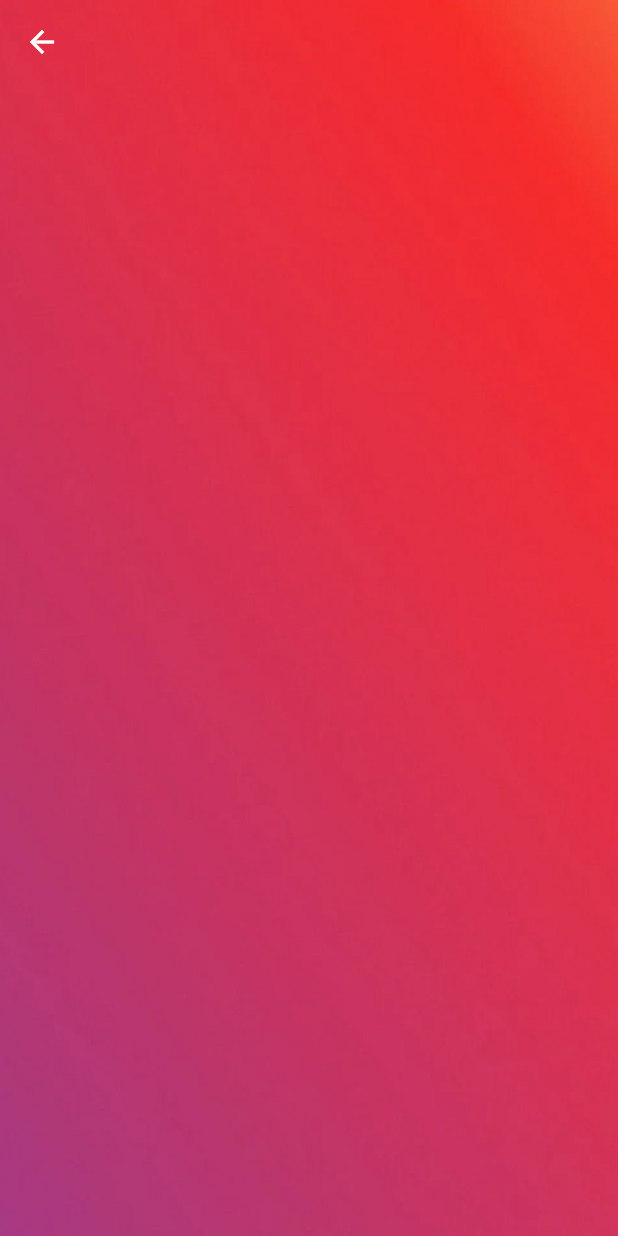
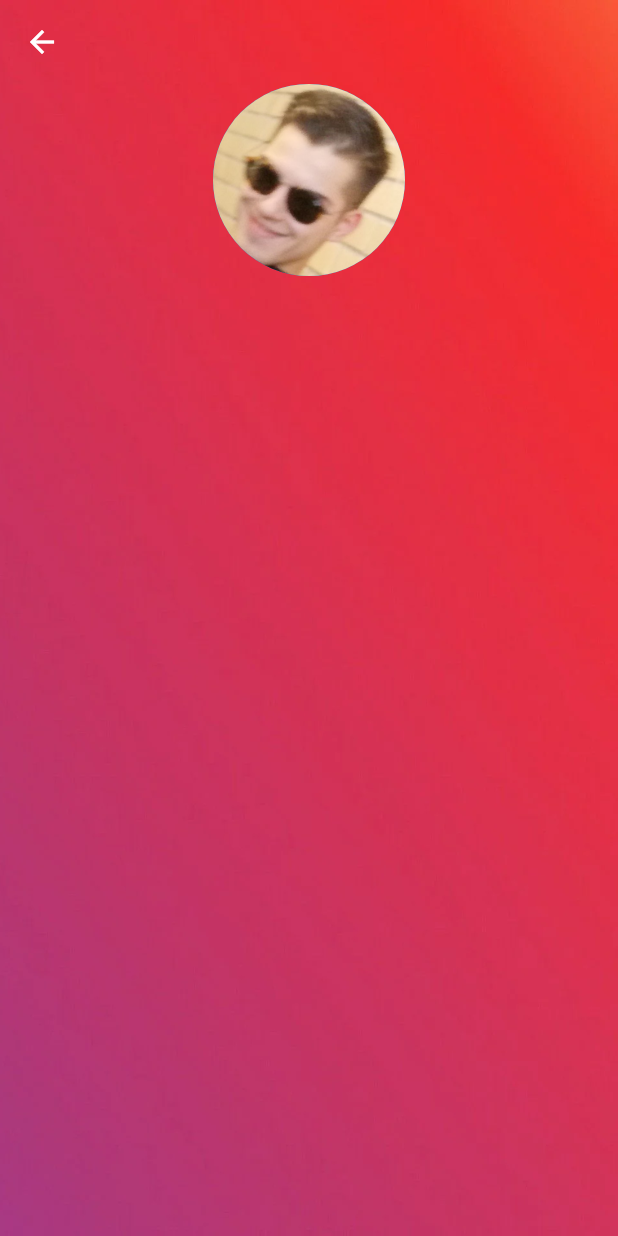
Before and after one commit to projeto-lpi/flutter_app, a Flutter app: the ProfilePage screen opened directly, on a phone screen of 412 x 824 dp. Run offline on Flutter 3.47's test engine with Material 2 defaults, Android fonts, the light colour scheme and no system bars; our stand-ins replace animated_text_kit, flutter_secure_storage, google_fonts, syncfusion_flutter_charts; accounts and stored records are empty.

Commit message:
Update profile_page.dart

```diff
--- a/lib/src/profile_page.dart
+++ b/lib/src/profile_page.dart
@@ -58,6 +58,7 @@ class _ProfilePageState extends State<ProfilePage> {
             child: ListView(
               physics: BouncingScrollPhysics(),
               children: [
+                buildImage(),
                 const SizedBox(height: 24),
                 Text(
                   name,
@@ -77,4 +78,14 @@ class _ProfilePageState extends State<ProfilePage> {
       ),
     );
   }
+
+  Widget buildImage() {
+    return const Align(
+      alignment: Alignment.center,
+      child: CircleAvatar(
+        radius: 64.0,
+        backgroundImage: AssetImage('assets/images/foto.jpg'),
+      ),
+    );
+  }
 }
```
